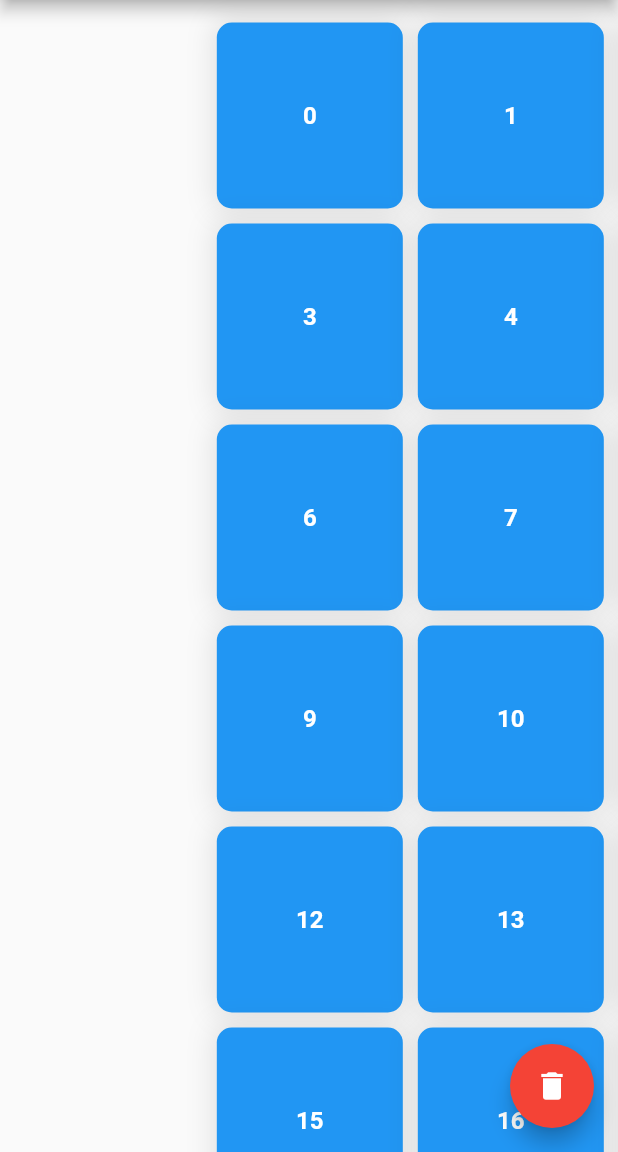
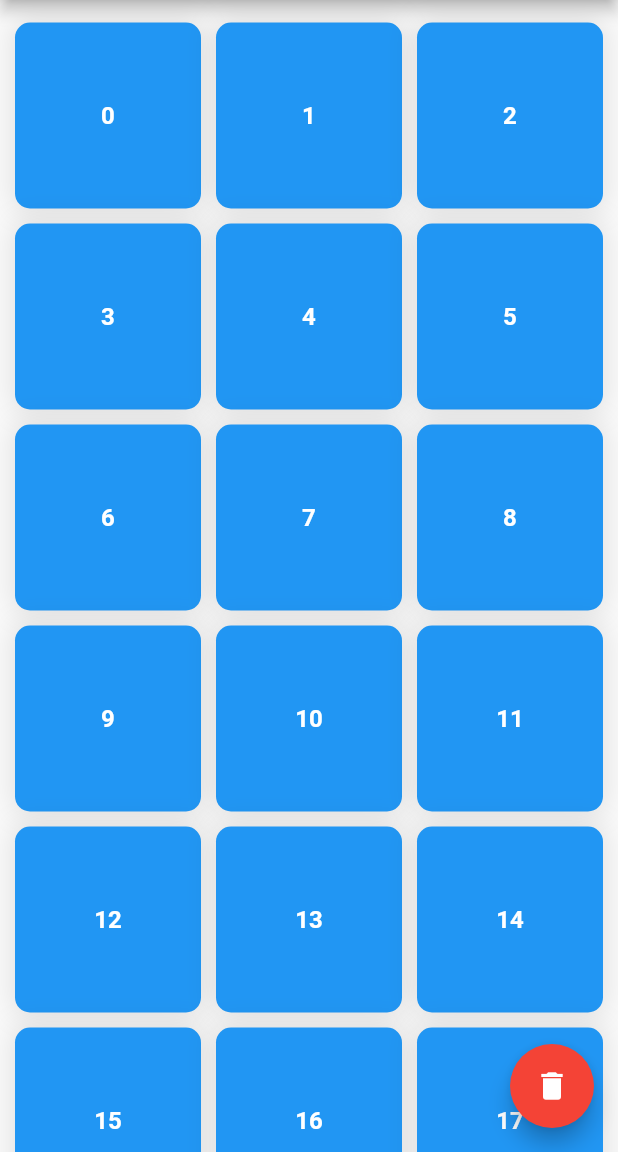
Before and after one commit to MihiroSaito/animated_gridview_app, a Flutter app: the screen it shows after launch, after a tap on the "delete" icon, on a phone screen of 412 x 824 dp, the part 84-1236 px from its top. Run offline on Flutter 3.47's test engine with Material 2 defaults, Android fonts, the phone set to English and light mode, and no system bars.

```diff
--- a/lib/gridview.dart
+++ b/lib/gridview.dart
@@ -74,7 +74,7 @@ class _AnimatedGridViewState extends State<AnimatedGridView> with TickerProvider
   }) {
 
     /// アイテムを削除する前と削除した後の位置を管理するリストを取得する。
-    final Map<String, dynamic> oldItemsInfoListAndNewItemsInfoList = identifyThePositionToMove(
+    final List<Map<String, dynamic>> movingItemsInfoList = identifyThePositionToMove(
         gridviewItems: gridviewItems,
         selectingItemsList: selectingItemsList,
         crossAxisCount: crossAxisCount);
@@ -82,13 +82,7 @@ class _AnimatedGridViewState extends State<AnimatedGridView> with TickerProvider
     /// 空データを消す。
     offsetAnimationList.clear();
 
-
     for (int i = 0; i < animationControllerList.length; i++) {
-
-
-      /// oldItemsListとnewItemsListを比較して同じIDのものを探して、rowPositionを比較＆columnPositionを比較する。
-      final Offset offsetEnd = Offset(1.085, 0.0);
-
       if (widget.selectingItemsList.contains(widget.gridviewItems[i])) {
 
         /// 削除するアイテムのアニメーション（slideAnimationはなし）
@@ -99,6 +93,10 @@ class _AnimatedGridViewState extends State<AnimatedGridView> with TickerProvider
         offsetAnimationList.add(offsetAnimation);
 
       } else {
+
+        final dx = 1.085 * movingItemsInfoList[i]['movingColumnCount'];
+        final dy = 1.085 * movingItemsInfoList[i]['movingRowCount'];
+        final Offset offsetEnd = Offset(dx, dy);
 
         /// 残ったアイテムのアニメーション（アイテムに応じてアニメーションを変える）
         final Animation<Offset> offsetAnimation = Tween<Offset>(
@@ -202,7 +200,7 @@ class _AnimatedGridViewState extends State<AnimatedGridView> with TickerProvider
 
 
 
-Map<String, dynamic> identifyThePositionToMove({
+List<Map<String, dynamic>> identifyThePositionToMove({
   required List<Map<String, dynamic>> gridviewItems,
   required List<Map<String, dynamic>> selectingItemsList,
   required int crossAxisCount
@@ -243,19 +241,30 @@ Map<String, dynamic> identifyThePositionToMove({
     newItemsInfoList.add(
         {'data': newItemsList[i], 'rowPosition': newRow, 'columnPosition': newColumn}
     );
+
   }
   /// rowPositionは何段目かを管理している。(0から始まる)
   /// columnPositionは何列目かを管理していて、(0から始まり、crossAxisCount - 1 で終わる)
   /// 例: 3列のgridviewであれば一番左の列が0で一番右の列がcrossAxisCount - 1 の2で終わる
   /// oldItemsPositionListとnewItemsPositionListの用意が完了
 
+  final List<Map<String, dynamic>> movingItemsInfoList = [];
 
+  for (int i = 0; i < oldItemsInfoList.length; i++) {
+    if (oldItemsInfoList[i]['data']['id'] == newItemsInfoList[i]['data']['id']) {
+      int movingRowCount = newItemsInfoList[i]['rowPosition'] - oldItemsInfoList[i]['rowPosition'];
+      int movingColumnCount = newItemsInfoList[i]['columnPosition'] - oldItemsInfoList[i]['columnPosition'];
+      movingItemsInfoList.add(
+        {'movingRowCount': movingRowCount, 'movingColumnCount': movingColumnCount}
+      );
+    } else {
+      newItemsInfoList.insert(i, {});
+      movingItemsInfoList.add(
+        {}
+      );
+    }
+  }
 
-  final Map<String, dynamic> oldItemsInfoListAndNewItemsInfoList = {
-    'oldItemsInfoList': oldItemsInfoList,
-    'newItemsInfoList': newItemsInfoList
-  };
-
-  return oldItemsInfoListAndNewItemsInfoList;
+  return movingItemsInfoList;
 
 }
--- a/lib/main.dart
+++ b/lib/main.dart
@@ -151,15 +151,15 @@ void deleteFunction({
 
 
   //todo: アイテムを実際に削除する記述のため、アニメーションが完成したらコメントアウトを外す。
-  // Timer(const Duration(milliseconds: 310), () {
-  //   finishAnimation();
-  //   for (int i = 0; i < selectingItemsList.length; i++) {
-  //     gridviewItems.remove(selectingItemsList[i]);
-  //   }
-  //   selectingItemsList.clear();
-  //   reBuild();
-  //
-  //   streamController.sink.add(false);
-  //   /// アニメーション終了
-  // });
+  Timer(const Duration(milliseconds: 310), () {
+    finishAnimation();
+    for (int i = 0; i < selectingItemsList.length; i++) {
+      gridviewItems.remove(selectingItemsList[i]);
+    }
+    selectingItemsList.clear();
+    reBuild();
+
+    streamController.sink.add(false);
+    /// アニメーション終了
+  });
 }
```
